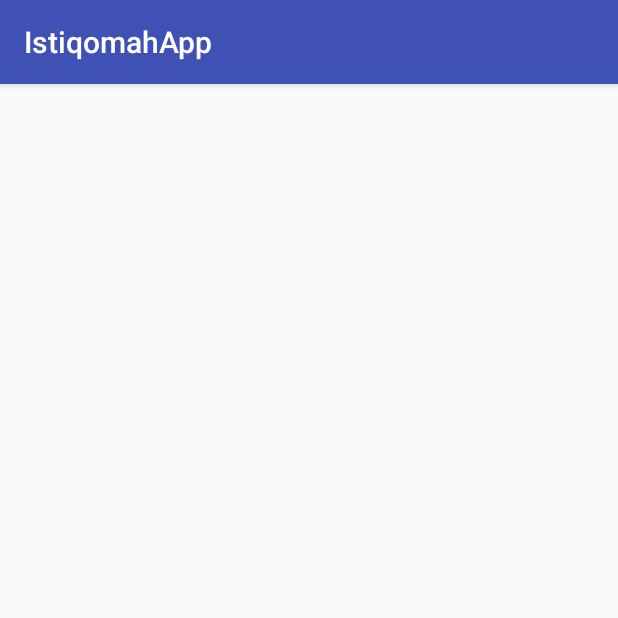
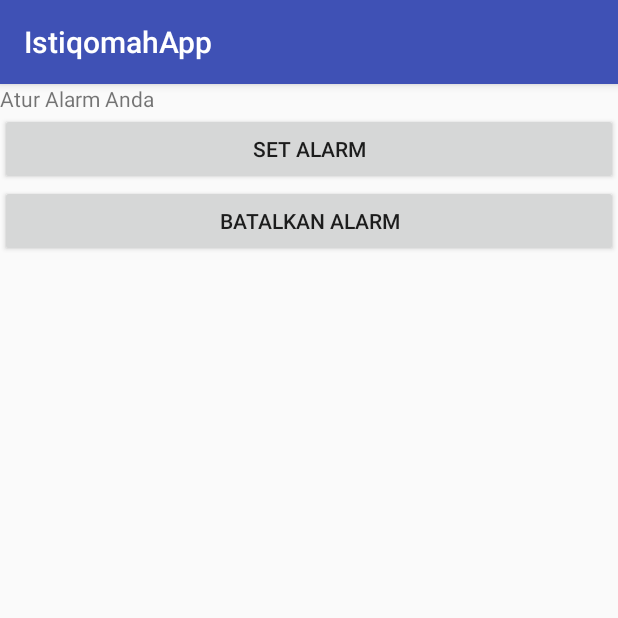
Before and after one commit to nadiaputrinurramadhani/Project001_IstiqomahApp, an Android app: the screen it shows after launch (MainActivity), on a phone screen of 412 x 824 dp, the top half of it. Run offline under Robolectric (Android 15) with nearby library versions, the phone set to English and light mode, and no system bars.

Commit message:
raw commit

```diff
--- /dev/null
+++ b/app/src/main/java/id/sch/smktelkom_mlg/project/xirpl306152433/istiqomahapp/Receiver.java
@@ -0,0 +1,22 @@
+package id.sch.smktelkom_mlg.project.xirpl306152433.istiqomahapp;
+
+import android.content.BroadcastReceiver;
+import android.content.Context;
+import android.content.Intent;
+import android.media.MediaPlayer;
+import android.widget.Toast;
+
+/**
+ * Created by Dayinta-PC on 11/20/2016.
+ */
+
+public class Receiver extends BroadcastReceiver {
+    MediaPlayer mp;
+
+    @Override
+    public void onReceive(Context c, Intent arg1) {
+        mp = MediaPlayer.create(c, R.raw.song);
+        mp.start();
+        Toast.makeText(c, "Alarm Telah Menyala", Toast.LENGTH_SHORT).show();
+    }
+}
--- a/app/src/main/res/layout/activity_main.xml
+++ b/app/src/main/res/layout/activity_main.xml
@@ -1,13 +1,31 @@
 <?xml version="1.0" encoding="utf-8"?>
-<RelativeLayout xmlns:android="http://schemas.android.com/apk/res/android"
+<LinearLayout xmlns:android="http://schemas.android.com/apk/res/android"
     xmlns:tools="http://schemas.android.com/tools"
     android:id="@+id/activity_main"
-    android:layout_width="match_parent"
-    android:layout_height="match_parent"
-    android:paddingBottom="@dimen/activity_vertical_margin"
-    android:paddingLeft="@dimen/activity_horizontal_margin"
-    android:paddingRight="@dimen/activity_horizontal_margin"
-    android:paddingTop="@dimen/activity_vertical_margin"
+    android:layout_width="fill_parent"
+    android:layout_height="fill_parent"
+    android:orientation="vertical"
     tools:context="id.sch.smktelkom_mlg.project.xirpl306152433.istiqomahapp.MainActivity">
 
-</RelativeLayout>
+    <TextView
+        android:layout_width="fill_parent"
+        android:layout_height="wrap_content"
+        android:text="Atur Alarm Anda" />
+
+    <Button
+        android:id="@+id/btSet"
+        android:layout_width="fill_parent"
+        android:layout_height="wrap_content"
+        android:text="Set Alarm" />
+
+    <Button
+        android:id="@+id/btCancel"
+        android:layout_width="fill_parent"
+        android:layout_height="wrap_content"
+        android:text="Batalkan Alarm" />
+
+    <TextView
+        android:id="@+id/promptID"
+        android:layout_width="fill_parent"
+        android:layout_height="wrap_content" />
+</LinearLayout>
--- a/app/src/main/res/values/strings.xml
+++ b/app/src/main/res/values/strings.xml
@@ -1,3 +1,7 @@
 <resources>
     <string name="app_name">IstiqomahApp</string>
+    <string name="action_settings">Settings</string>
+    <string name="hello">Halo, selamat datang!</string>
+    <string name="label_button">Set Alarm</string>
+    <string name="batal">Batalkan Alarm</string>
 </resources>
```
Also changed, not shown: 1 other file.
